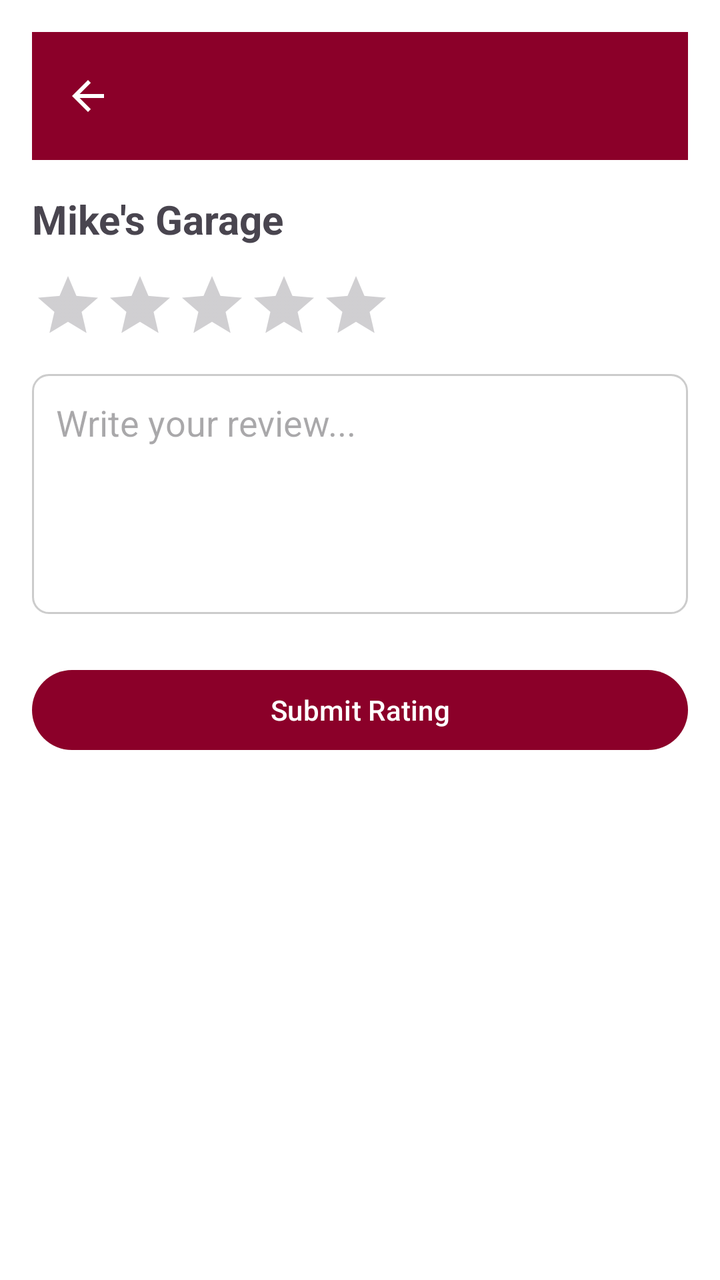
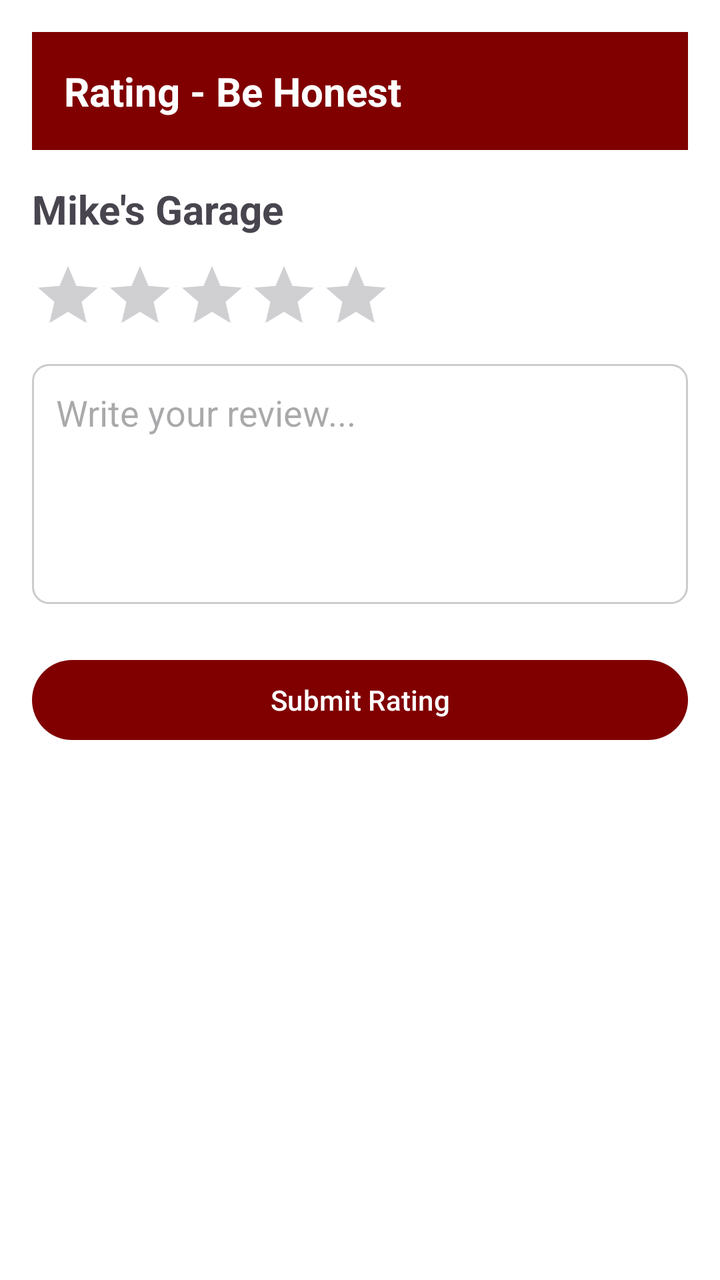

The first picture is an Android layout as it rendered before a commit; the second is the same layout after the commit. The layout source and the unified diff follow.
<!-- AndroidManifest.xml: application theme Theme.SemesterProject -->
<!-- res/layout/activity_workshop_rating.xml -->
<?xml version="1.0" encoding="utf-8"?>
<ScrollView
    xmlns:android="http://schemas.android.com/apk/res/android"
    xmlns:app="http://schemas.android.com/apk/res-auto"
    android:layout_width="match_parent"
    android:layout_height="match_parent"
    android:background="@color/white">

    <LinearLayout
        android:layout_width="match_parent"
        android:layout_height="wrap_content"
        android:orientation="vertical"
        android:padding="16dp">

        
        <com.google.android.material.appbar.MaterialToolbar
            android:id="@+id/topAppBarRating"
            android:layout_width="match_parent"
            android:layout_height="wrap_content"
            android:background="@color/maroon"
            android:title="Rate Workshop"
            android:titleTextColor="@android:color/white"
            app:navigationIcon="@drawable/ic_arrow_back" />

        
        <TextView
            android:id="@+id/tvWorkshopNameRating"
            android:layout_width="wrap_content"
            android:layout_height="wrap_content"
            android:text="Mike's Garage"
            android:textSize="20sp"
            android:textStyle="bold"
            android:layout_marginTop="16dp" />

        
        <RatingBar
            android:id="@+id/ratingBarWorkshop"
            android:layout_width="wrap_content"
            android:layout_height="wrap_content"
            android:numStars="5"
            android:stepSize="1"
            android:layout_marginTop="12dp"
            android:isIndicator="false"
            style="?android:attr/ratingBarStyleIndicator" />

        
        <EditText
            android:id="@+id/etReviewComment"
            android:layout_width="match_parent"
            android:layout_height="120dp"
            android:hint="Write your review..."
            android:background="@drawable/bg_edittext"
            android:padding="12dp"
            android:gravity="top"
            android:layout_marginTop="16dp" />

        
        <com.google.android.material.button.MaterialButton
            android:id="@+id/btnSubmitRating"
            android:layout_width="match_parent"
            android:layout_height="wrap_content"
            android:text="Submit Rating"
            android:textColor="@android:color/white"
            android:layout_marginTop="24dp"
            app:backgroundTint="@color/maroon" />
    </LinearLayout>
</ScrollView>
<!-- resources referenced by this layout -->
<resources>
  <color name="maroon">#8B0029</color>
  <color name="white">#FFFFFFFF</color>
  <!-- drawable bg_edittext (drawable) -->
  <shape xmlns:android="http://schemas.android.com/apk/res/android"
      android:shape="rectangle">
  
      <solid android:color="#FFFFFF"/>
  
      <corners android:radius="8dp"/>
  
      <stroke
          android:width="1dp"
          android:color="#CCCCCC"/>
  
      <padding
          android:left="8dp"
          android:top="8dp"
          android:right="8dp"
          android:bottom="8dp"/>
  </shape>
  <!-- drawable ic_arrow_back (drawable) -->
  <vector xmlns:android="http://schemas.android.com/apk/res/android"
      android:width="24dp"
      android:height="24dp"
      android:viewportWidth="24"
      android:viewportHeight="24">
      <path
          android:fillColor="#FFFFFF"
          android:pathData="M20,11H7.83l5.59,-5.59L12,4l-8,8 8,8 1.41,-1.41L7.83,13H20v-2z"/>
  </vector>
  <style name="Theme.SemesterProject" parent="Base.Theme.SemesterProject" />
  <style name="Base.Theme.SemesterProject" parent="Theme.Material3.DayNight.NoActionBar">
          
          
      </style>
</resources>

<!-- the commit's change to res/layout/activity_workshop_rating.xml (unified diff, before → after) -->
@@ -13,14 +13,26 @@
         android:padding="16dp">
 
         
-        <com.google.android.material.appbar.MaterialToolbar
-            android:id="@+id/topAppBarRating"
+        <LinearLayout
+            android:id="@+id/headerLayout"
             android:layout_width="match_parent"
             android:layout_height="wrap_content"
-            android:background="@color/maroon"
-            android:title="Rate Workshop"
-            android:titleTextColor="@android:color/white"
-            app:navigationIcon="@drawable/ic_arrow_back" />
+            android:background="@color/app_color"
+            android:orientation="vertical"
+            android:padding="16dp"
+            android:gravity="center_vertical"
+            android:layout_alignParentTop="true">
+
+            <TextView
+                android:id="@+id/tvWelcome"
+                android:layout_width="wrap_content"
+                android:layout_height="wrap_content"
+                android:text="Rating - Be Honest"
+                android:textColor="@android:color/white"
+                android:textSize="20sp"
+                android:textStyle="bold" />
+
+        </LinearLayout>
 
         
         <TextView
@@ -62,6 +74,6 @@
             android:text="Submit Rating"
             android:textColor="@android:color/white"
             android:layout_marginTop="24dp"
-            app:backgroundTint="@color/maroon" />
+            app:backgroundTint="@color/app_color" />
     </LinearLayout>
 </ScrollView>
<!-- resource entries referenced after the edit -->
@@ -1,6 +1,6 @@
 <!-- resources referenced by this layout -->
 <resources>
-  <color name="maroon">#8B0029</color>
+  <color name="app_color">#800000</color>
   <color name="white">#FFFFFFFF</color>
   <!-- drawable bg_edittext (drawable) -->
   <shape xmlns:android="http://schemas.android.com/apk/res/android"
@@ -20,16 +20,6 @@
           android:right="8dp"
           android:bottom="8dp"/>
   </shape>
-  <!-- drawable ic_arrow_back (drawable) -->
-  <vector xmlns:android="http://schemas.android.com/apk/res/android"
-      android:width="24dp"
-      android:height="24dp"
-      android:viewportWidth="24"
-      android:viewportHeight="24">
-      <path
-          android:fillColor="#FFFFFF"
-          android:pathData="M20,11H7.83l5.59,-5.59L12,4l-8,8 8,8 1.41,-1.41L7.83,13H20v-2z"/>
-  </vector>
   <style name="Theme.SemesterProject" parent="Base.Theme.SemesterProject" />
   <style name="Base.Theme.SemesterProject" parent="Theme.Material3.DayNight.NoActionBar">
           
